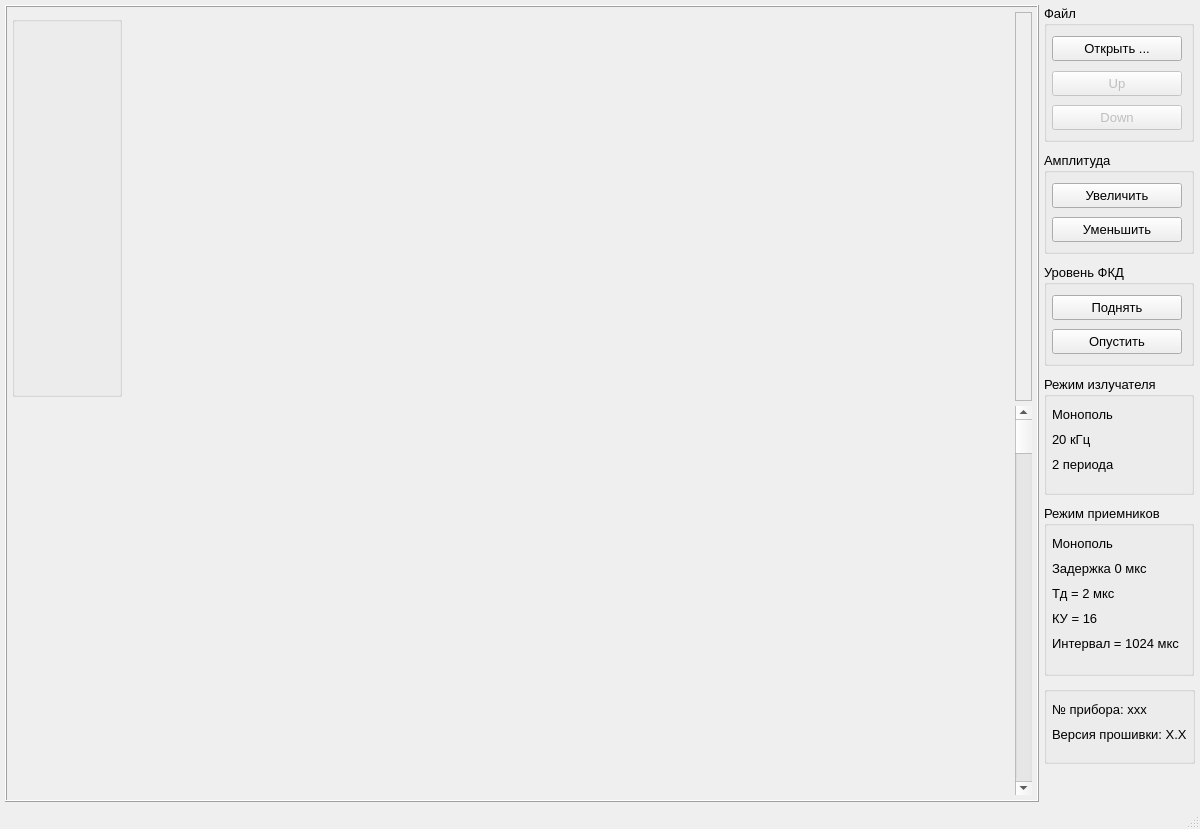
Before: the Qt Designer form mainwindow.ui in BatleCat/Qt_akp_view, drawn with Qt 5.
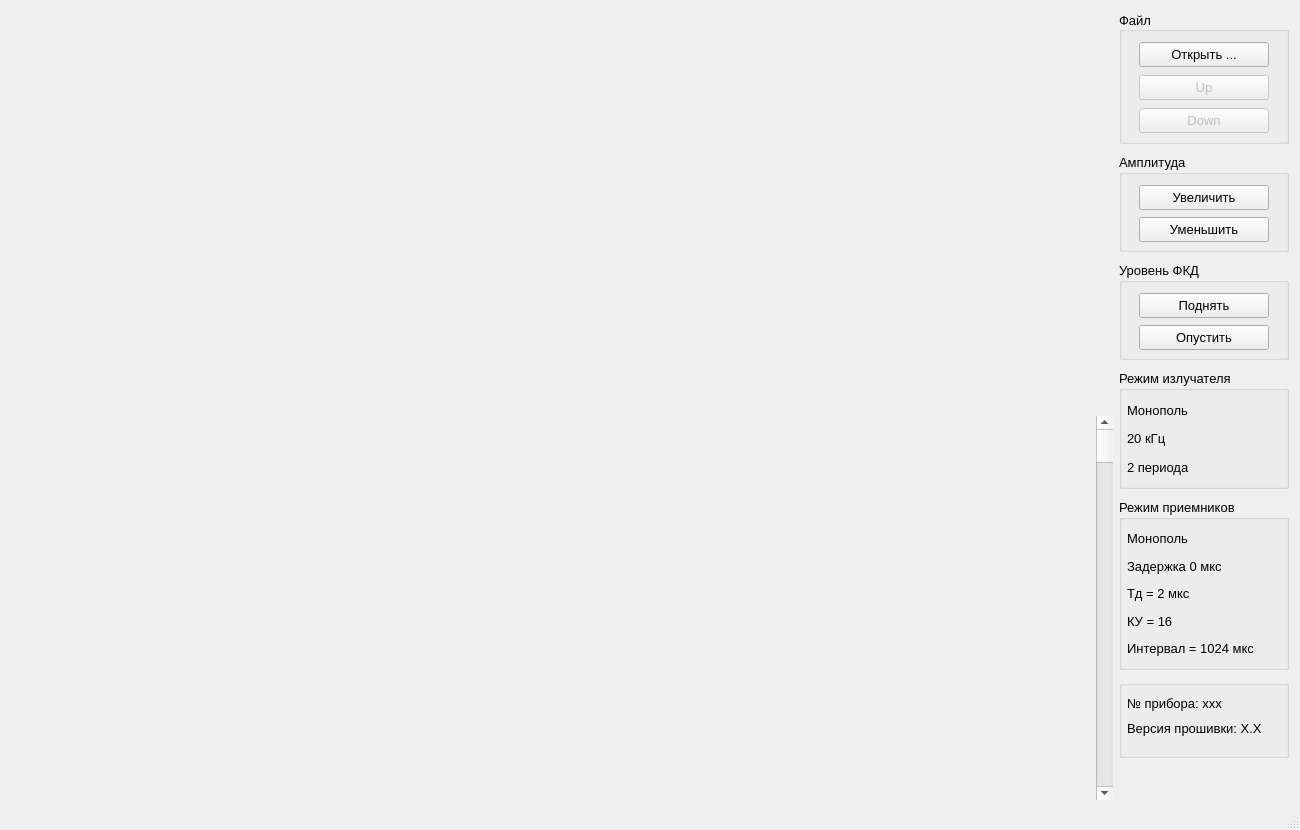
After: the same form once the commit is applied. Icons and pictures are not drawn.

Patch:
```diff
--- a/mainwindow.ui
+++ b/mainwindow.ui
@@ -6,8 +6,8 @@
    <rect>
     <x>0</x>
     <y>0</y>
-    <width>1200</width>
-    <height>829</height>
+    <width>1300</width>
+    <height>830</height>
    </rect>
   </property>
   <property name="sizePolicy">
@@ -19,7 +19,7 @@
   <property name="minimumSize">
    <size>
     <width>1200</width>
-    <height>800</height>
+    <height>829</height>
    </size>
   </property>
   <property name="font">
@@ -34,23 +34,26 @@
    <iconset resource="app_resources.qrc">
     <normaloff>:/icons/images/TNG.ico</normaloff>:/icons/images/TNG.ico</iconset>
   </property>
+  <property name="layoutDirection">
+   <enum>Qt::LayoutDirection::LeftToRight</enum>
+  </property>
+  <property name="animated">
+   <bool>false</bool>
+  </property>
   <widget class="QWidget" name="centralWidget">
-   <layout class="QHBoxLayout" name="horizontalLayout_2">
-    <property name="spacing">
-     <number>5</number>
-    </property>
-    <property name="leftMargin">
-     <number>5</number>
-    </property>
-    <property name="topMargin">
-     <number>5</number>
-    </property>
-    <property name="rightMargin">
-     <number>5</number>
-    </property>
-    <property name="bottomMargin">
-     <number>5</number>
-    </property>
+   <property name="sizePolicy">
+    <sizepolicy hsizetype="Expanding" vsizetype="Expanding">
+     <horstretch>0</horstretch>
+     <verstretch>0</verstretch>
+    </sizepolicy>
+   </property>
+   <property name="minimumSize">
+    <size>
+     <width>1200</width>
+     <height>807</height>
+    </size>
+   </property>
+   <layout class="QHBoxLayout" name="horizontalLayout">
     <item>
      <widget class="QFrame" name="frame">
       <property name="sizePolicy">
@@ -61,48 +64,33 @@
       </property>
       <property name="minimumSize">
        <size>
-        <width>0</width>
-        <height>385</height>
+        <width>1004</width>
+        <height>789</height>
        </size>
       </property>
-      <property name="maximumSize">
-       <size>
-        <width>16777215</width>
-        <height>16777215</height>
-       </size>
-      </property>
-      <property name="frameShape">
-       <enum>QFrame::Box</enum>
-      </property>
-      <property name="frameShadow">
-       <enum>QFrame::Raised</enum>
-      </property>
-      <layout class="QVBoxLayout" name="verticalLayout_13">
+      <layout class="QHBoxLayout" name="horizontalLayout_2">
        <property name="spacing">
         <number>5</number>
        </property>
        <property name="leftMargin">
-        <number>5</number>
+        <number>0</number>
        </property>
        <property name="topMargin">
-        <number>5</number>
+        <number>0</number>
        </property>
        <property name="rightMargin">
-        <number>5</number>
+        <number>0</number>
        </property>
        <property name="bottomMargin">
-        <number>5</number>
+        <number>0</number>
        </property>
        <item>
-        <layout class="QHBoxLayout" name="horizontalLayout_VK" stretch="0,0,0,0">
+        <layout class="QVBoxLayout" name="verticalLayout_6">
          <property name="spacing">
           <number>5</number>
          </property>
          <item>
-          <widget class="QGroupBox" name="groupBox">
-           <property name="enabled">
-            <bool>false</bool>
-           </property>
+          <widget class="QWidget" name="widget_align_dept" native="true">
            <property name="sizePolicy">
             <sizepolicy hsizetype="Fixed" vsizetype="Fixed">
              <horstretch>0</horstretch>
@@ -111,122 +99,18 @@
            </property>
            <property name="minimumSize">
             <size>
-             <width>110</width>
-             <height>381</height>
+             <width>95</width>
+             <height>400</height>
             </size>
            </property>
            <property name="maximumSize">
             <size>
-             <width>110</width>
-             <height>381</height>
+             <width>16777215</width>
+             <height>16777215</height>
             </size>
            </property>
-           <property name="font">
-            <font>
-             <pointsize>10</pointsize>
-             <weight>50</weight>
-             <italic>false</italic>
-             <bold>false</bold>
-             <kerning>true</kerning>
-            </font>
-           </property>
-           <property name="title">
-            <string/>
-           </property>
-           <property name="alignment">
-            <set>Qt::AlignCenter</set>
-           </property>
           </widget>
          </item>
-         <item>
-          <widget class="QWidget" name="widget_VK1" native="true">
-           <property name="sizePolicy">
-            <sizepolicy hsizetype="Expanding" vsizetype="Expanding">
-             <horstretch>0</horstretch>
-             <verstretch>0</verstretch>
-            </sizepolicy>
-           </property>
-           <property name="minimumSize">
-            <size>
-             <width>420</width>
-             <height>150</height>
-            </size>
-           </property>
-           <layout class="QHBoxLayout" name="horizontalLayout_VK1">
-            <property name="spacing">
-             <number>0</number>
-            </property>
-            <property name="leftMargin">
-             <number>0</number>
-            </property>
-            <property name="topMargin">
-             <number>0</number>
-            </property>
-            <property name="rightMargin">
-             <number>0</number>
-            </property>
-            <property name="bottomMargin">
-             <number>0</number>
-            </property>
-           </layout>
-          </widget>
-         </item>
-         <item>
-          <widget class="QWidget" name="widget_VK2" native="true">
-           <property name="sizePolicy">
-            <sizepolicy hsizetype="Expanding" vsizetype="Expanding">
-             <horstretch>0</horstretch>
-             <verstretch>0</verstretch>
-            </sizepolicy>
-           </property>
-           <property name="minimumSize">
-            <size>
-             <width>420</width>
-             <height>150</height>
-            </size>
-           </property>
-           <layout class="QHBoxLayout" name="horizontalLayout_VK2">
-            <property name="spacing">
-             <number>0</number>
-            </property>
-            <property name="leftMargin">
-             <number>0</number>
-            </property>
-            <property name="topMargin">
-             <number>0</number>
-            </property>
-            <property name="rightMargin">
-             <number>0</number>
-            </property>
-            <property name="bottomMargin">
-             <number>0</number>
-            </property>
-           </layout>
-          </widget>
-         </item>
-         <item>
-          <widget class="QFrame" name="frame_2">
-           <property name="minimumSize">
-            <size>
-             <width>17</width>
-             <height>0</height>
-            </size>
-           </property>
-           <property name="frameShape">
-            <enum>QFrame::StyledPanel</enum>
-           </property>
-           <property name="frameShadow">
-            <enum>QFrame::Raised</enum>
-           </property>
-          </widget>
-         </item>
-        </layout>
-       </item>
-       <item>
-        <layout class="QHBoxLayout" name="horizontalLayout_FKD">
-         <property name="spacing">
-          <number>5</number>
-         </property>
          <item>
           <widget class="QWidget" name="widget_dept" native="true">
            <property name="sizePolicy">
@@ -243,7 +127,7 @@
            </property>
            <property name="maximumSize">
             <size>
-             <width>95</width>
+             <width>16777215</width>
              <height>16777215</height>
             </size>
            </property>
@@ -266,10 +150,39 @@
            </layout>
           </widget>
          </item>
+        </layout>
+       </item>
+       <item>
+        <layout class="QVBoxLayout" name="verticalLayout_5">
+         <property name="spacing">
+          <number>5</number>
+         </property>
+         <item>
+          <widget class="QWidget" name="widget_align_ml" native="true">
+           <property name="sizePolicy">
+            <sizepolicy hsizetype="Fixed" vsizetype="Fixed">
+             <horstretch>0</horstretch>
+             <verstretch>0</verstretch>
+            </sizepolicy>
+           </property>
+           <property name="minimumSize">
+            <size>
+             <width>10</width>
+             <height>400</height>
+            </size>
+           </property>
+           <property name="maximumSize">
+            <size>
+             <width>16777215</width>
+             <height>16777215</height>
+            </size>
+           </property>
+          </widget>
+         </item>
          <item>
           <widget class="QWidget" name="widget_ml" native="true">
            <property name="sizePolicy">
-            <sizepolicy hsizetype="Expanding" vsizetype="Expanding">
+            <sizepolicy hsizetype="Fixed" vsizetype="Expanding">
              <horstretch>0</horstretch>
              <verstretch>0</verstretch>
             </sizepolicy>
@@ -305,7 +218,98 @@
            </layout>
           </widget>
          </item>
-         <item>
+        </layout>
+       </item>
+       <item>
+        <layout class="QGridLayout" name="gridLayout">
+         <property name="spacing">
+          <number>5</number>
+         </property>
+         <item row="0" column="0">
+          <widget class="QWidget" name="widget_VK1" native="true">
+           <property name="sizePolicy">
+            <sizepolicy hsizetype="Expanding" vsizetype="Fixed">
+             <horstretch>0</horstretch>
+             <verstretch>0</verstretch>
+            </sizepolicy>
+           </property>
+           <property name="minimumSize">
+            <size>
+             <width>420</width>
+             <height>400</height>
+            </size>
+           </property>
+           <property name="maximumSize">
+            <size>
+             <width>16777215</width>
+             <height>16777215</height>
+            </size>
+           </property>
+           <property name="mouseTracking">
+            <bool>false</bool>
+           </property>
+           <layout class="QHBoxLayout" name="horizontalLayout_VK1">
+            <property name="spacing">
+             <number>0</number>
+            </property>
+            <property name="leftMargin">
+             <number>0</number>
+            </property>
+            <property name="topMargin">
+             <number>0</number>
+            </property>
+            <property name="rightMargin">
+             <number>0</number>
+            </property>
+            <property name="bottomMargin">
+             <number>0</number>
+            </property>
+           </layout>
+          </widget>
+         </item>
+         <item row="0" column="1">
+          <widget class="QWidget" name="widget_VK2" native="true">
+           <property name="sizePolicy">
+            <sizepolicy hsizetype="Expanding" vsizetype="Fixed">
+             <horstretch>0</horstretch>
+             <verstretch>0</verstretch>
+            </sizepolicy>
+           </property>
+           <property name="minimumSize">
+            <size>
+             <width>420</width>
+             <height>400</height>
+            </size>
+           </property>
+           <property name="maximumSize">
+            <size>
+             <width>16777215</width>
+             <height>16777215</height>
+            </size>
+           </property>
+           <property name="mouseTracking">
+            <bool>false</bool>
+           </property>
+           <layout class="QHBoxLayout" name="horizontalLayout_VK2">
+            <property name="spacing">
+             <number>0</number>
+            </property>
+            <property name="leftMargin">
+             <number>0</number>
+            </property>
+            <property name="topMargin">
+             <number>0</number>
+            </property>
+            <property name="rightMargin">
+             <number>0</number>
+            </property>
+            <property name="bottomMargin">
+             <number>0</number>
+            </property>
+           </layout>
+          </widget>
+         </item>
+         <item row="1" column="0">
           <widget class="QWidget" name="widget_VK1_FKD" native="true">
            <property name="sizePolicy">
             <sizepolicy hsizetype="Expanding" vsizetype="Expanding">
@@ -323,6 +327,9 @@
             <property name="spacing">
              <number>0</number>
             </property>
+            <property name="sizeConstraint">
+             <enum>QLayout::SizeConstraint::SetMaximumSize</enum>
+            </property>
             <property name="leftMargin">
              <number>0</number>
             </property>
@@ -338,7 +345,7 @@
            </layout>
           </widget>
          </item>
-         <item>
+         <item row="1" column="1">
           <widget class="QWidget" name="widget_VK2_FKD" native="true">
            <property name="sizePolicy">
             <sizepolicy hsizetype="Expanding" vsizetype="Expanding">
@@ -356,6 +363,9 @@
             <property name="spacing">
              <number>0</number>
             </property>
+            <property name="sizeConstraint">
+             <enum>QLayout::SizeConstraint::SetMaximumSize</enum>
+            </property>
             <property name="leftMargin">
              <number>0</number>
             </property>
@@ -369,14 +379,55 @@
              <number>0</number>
             </property>
            </layout>
+          </widget>
+         </item>
+        </layout>
+       </item>
+       <item>
+        <layout class="QVBoxLayout" name="verticalLayout">
+         <property name="spacing">
+          <number>5</number>
+         </property>
+         <item>
+          <widget class="QWidget" name="widget_align_scrollBar" native="true">
+           <property name="sizePolicy">
+            <sizepolicy hsizetype="Fixed" vsizetype="Fixed">
+             <horstretch>0</horstretch>
+             <verstretch>0</verstretch>
+            </sizepolicy>
+           </property>
+           <property name="minimumSize">
+            <size>
+             <width>17</width>
+             <height>400</height>
+            </size>
+           </property>
+           <property name="maximumSize">
+            <size>
+             <width>16777215</width>
+             <height>16777215</height>
+            </size>
+           </property>
           </widget>
          </item>
          <item>
           <widget class="QScrollBar" name="verticalScrollBar">
+           <property name="sizePolicy">
+            <sizepolicy hsizetype="Fixed" vsizetype="Expanding">
+             <horstretch>0</horstretch>
+             <verstretch>0</verstretch>
+            </sizepolicy>
+           </property>
            <property name="minimumSize">
             <size>
              <width>17</width>
-             <height>0</height>
+             <height>150</height>
+            </size>
+           </property>
+           <property name="maximumSize">
+            <size>
+             <width>16777215</width>
+             <height>16777215</height>
             </size>
            </property>
            <property name="orientation">
@@ -390,10 +441,13 @@
      </widget>
     </item>
     <item>
-     <layout class="QVBoxLayout" name="verticalLayout_7">
+     <layout class="QVBoxLayout" name="verticalLayout_ctl_view">
       <property name="spacing">
        <number>10</number>
       </property>
+      <property name="sizeConstraint">
+       <enum>QLayout::SizeConstraint::SetDefaultConstraint</enum>
+      </property>
       <item>
        <widget class="QGroupBox" name="groupBox_tool">
         <property name="sizePolicy">
@@ -404,17 +458,29 @@
         </property>
         <property name="minimumSize">
          <size>
-          <width>150</width>
+          <width>170</width>
+          <height>133</height>
+         </size>
+        </property>
+        <property name="maximumSize">
+         <size>
+          <width>170</width>
           <height>133</height>
          </size>
         </property>
         <property name="title">
          <string>Файл</string>
         </property>
+        <property name="alignment">
+         <set>Qt::AlignmentFlag::AlignLeading|Qt::AlignmentFlag::AlignLeft|Qt::AlignmentFlag::AlignVCenter</set>
+        </property>
         <layout class="QVBoxLayout" name="verticalLayout_8">
          <property name="spacing">
           <number>10</number>
          </property>
+         <property name="sizeConstraint">
+          <enum>QLayout::SizeConstraint::SetDefaultConstraint</enum>
+         </property>
          <property name="leftMargin">
           <number>5</number>
          </property>
@@ -427,7 +493,7 @@
          <property name="bottomMargin">
           <number>10</number>
          </property>
-         <item>
+         <item alignment="Qt::AlignmentFlag::AlignHCenter">
           <widget class="QPushButton" name="pushButton_FileOpen">
            <property name="sizePolicy">
             <sizepolicy hsizetype="Fixed" vsizetype="Fixed">
@@ -443,7 +509,7 @@
            </property>
            <property name="maximumSize">
             <size>
-             <width>16777215</width>
+             <width>130</width>
              <height>25</height>
             </size>
            </property>
@@ -452,7 +518,7 @@
            </property>
           </widget>
          </item>
-         <item>
+         <item alignment="Qt::AlignmentFlag::AlignHCenter">
           <widget class="QPushButton" name="pushButton_Up">
            <property name="enabled">
             <bool>false</bool>
@@ -469,12 +535,18 @@
              <height>25</height>
             </size>
            </property>
+           <property name="maximumSize">
+            <size>
+             <width>130</width>
+             <height>25</height>
+            </size>
+           </property>
            <property name="text">
             <string>Up</string>
            </property>
           </widget>
          </item>
-         <item>
+         <item alignment="Qt::AlignmentFlag::AlignHCenter">
           <widget class="QPushButton" name="pushButton_Down">
            <property name="enabled">
             <bool>false</bool>
@@ -491,6 +563,12 @@
              <height>25</height>
             </size>
            </property>
+           <property name="maximumSize">
+            <size>
+             <width>130</width>
+             <height>25</height>
+            </size>
+           </property>
            <property name="text">
             <string>Down</string>
            </property>
@@ -509,7 +587,13 @@
         </property>
         <property name="minimumSize">
          <size>
-          <width>150</width>
+          <width>170</width>
+          <height>98</height>
+         </size>
+        </property>
+        <property name="maximumSize">
+         <size>
+          <width>170</width>
           <height>98</height>
          </size>
         </property>
@@ -520,6 +604,9 @@
          <property name="spacing">
           <number>10</number>
          </property>
+         <property name="sizeConstraint">
+          <enum>QLayout::SizeConstraint::SetDefaultConstraint</enum>
+         </property>
          <property name="leftMargin">
           <number>5</number>
          </property>
@@ -532,7 +619,7 @@
          <property name="bottomMargin">
           <number>10</number>
          </property>
-         <item>
+         <item alignment="Qt::AlignmentFlag::AlignHCenter">
           <widget class="QPushButton" name="pushButton_incAmpl">
            <property name="sizePolicy">
             <sizepolicy hsizetype="Fixed" vsizetype="Fixed">
@@ -546,12 +633,18 @@
              <height>25</height>
             </size>
            </property>
+           <property name="maximumSize">
+            <size>
+             <width>130</width>
+             <height>25</height>
+            </size>
+           </property>
            <property name="text">
             <string>Увеличить</string>
            </property>
           </widget>
          </item>
-         <item>
+         <item alignment="Qt::AlignmentFlag::AlignHCenter">
           <widget class="QPushButton" name="pushButton_decAmpl">
            <property name="sizePolicy">
             <sizepolicy hsizetype="Fixed" vsizetype="Fixed">
@@ -565,6 +658,12 @@
              <height>25</height>
             </size>
            </property>
+           <property name="maximumSize">
+            <size>
+             <width>130</width>
+             <height>25</height>
+            </size>
+           </property>
            <property name="text">
             <string>Уменьшить</string>
            </property>
@@ -583,7 +682,13 @@
         </property>
         <property name="minimumSize">
          <size>
-          <width>150</width>
+          <width>170</width>
+          <height>98</height>
+         </size>
+        </property>
+        <property name="maximumSize">
+         <size>
+          <width>170</width>
           <height>98</height>
          </size>
         </property>
@@ -594,6 +699,9 @@
          <property name="spacing">
           <number>10</number>
          </property>
+         <property name="sizeConstraint">
+          <enum>QLayout::SizeConstraint::SetDefaultConstraint</enum>
+         </property>
          <property name="leftMargin">
           <number>5</number>
          </property>
@@ -606,7 +714,7 @@
          <property name="bottomMargin">
           <number>10</number>
          </property>
-         <item>
+         <item alignment="Qt::AlignmentFlag::AlignHCenter">
           <widget class="QPushButton" name="pushButton_upFKD">
            <property name="sizePolicy">
             <sizepolicy hsizetype="Fixed" vsizetype="Fixed">
@@ -620,12 +728,18 @@
              <height>25</height>
             </size>
            </property>
+           <property name="maximumSize">
+            <size>
+             <width>130</width>
+             <height>25</height>
+            </size>
+           </property>
            <property name="text">
             <string>Поднять</string>
            </property>
           </widget>
          </item>
-         <item>
+         <item alignment="Qt::AlignmentFlag::AlignHCenter">
           <widget class="QPushButton" name="pushButton_downFKD">
            <property name="sizePolicy">
             <sizepolicy hsizetype="Fixed" vsizetype="Fixed">
@@ -639,6 +753,12 @@
              <height>25</height>
             </size>
            </property>
+           <property name="maximumSize">
+            <size>
+             <width>130</width>
+             <height>25</height>
+            </size>
+           </property>
            <property name="text">
             <string>Опустить</string>
            </property>
@@ -657,7 +777,13 @@
         </property>
         <property name="minimumSize">
          <size>
-          <width>150</width>
+          <width>170</width>
+          <height>119</height>
+         </size>
+        </property>
+        <property name="maximumSize">
+         <size>
+          <width>170</width>
           <height>119</height>
          </size>
         </property>
@@ -668,6 +794,9 @@
          <property name="spacing">
           <number>10</number>
          </property>
+         <property name="sizeConstraint">
+          <enum>QLayout::SizeConstraint::SetDefaultConstraint</enum>
+         </property>
          <property name="leftMargin">
           <number>5</number>
          </property>
@@ -680,40 +809,45 @@
          <property name="bottomMargin">
           <number>10</number>
          </property>
-         <item>
+         <item alignment="Qt::AlignmentFlag::AlignLeft">
           <widget class="QLabel" name="label_IZLtype">
+           <property name="minimumSize">
+            <size>
+             <width>154</width>
+             <height>15</height>
+            </size>
+           </property>
            <property name="text">
             <string>Монополь</string>
            </property>
           </widget>
          </item>
-         <item>
+         <item alignment="Qt::AlignmentFlag::AlignLeft">
           <widget class="QLabel" name="label_IZLfreq">
+           <property name="minimumSize">
+            <size>
+             <width>154</width>
+             <height>15</height>
+            </size>
+           </property>
            <property name="text">
             <string>20 кГц</string>
            </property>
           </widget>
          </item>
-         <item>
+         <item alignment="Qt::AlignmentFlag::AlignLeft">
           <widget class="QLabel" name="label_IZLnum">
+           <property name="minimumSize">
+            <size>
+             <width>154</width>
+             <height>15</height>
+            </size>
+           </property>
            <property name="text">
             <string>2 периода</string>
            </property>
           </widget>
          </item>
-         <item>
-          <spacer name="verticalSpacer_2">
-           <property name="orientation">
-            <enum>Qt::Vertical</enum>
-           </property>
-           <property name="sizeHint" stdset="0">
-            <size>
-             <width>20</width>
-             <height>5</height>
-            </size>
-           </property>
-          </spacer>
-         </item>
         </layout>
         <zorder>label_IZLtype</zorder>
         <zorder>label_IZLnum</zorder>
@@ -731,7 +865,13 @@
         </property>
         <property name="minimumSize">
          <size>
-          <width>150</width>
+          <width>170</width>
+          <height>171</height>
+         </size>
+        </property>
+        <property name="maximumSize">
+         <size>
+          <width>170</width>
           <height>171</height>
          </size>
         </property>
@@ -742,6 +882,9 @@
          <property name="spacing">
           <number>10</number>
          </property>
+         <property name="sizeConstraint">
+          <enum>QLayout::SizeConstraint::SetDefaultConstraint</enum>
+         </property>
          <property name="leftMargin">
           <number>5</number>
          </property>
@@ -754,54 +897,71 @@
          <property name="bottomMargin">
           <number>10</number>
          </property>
-         <item>
+         <item alignment="Qt::AlignmentFlag::AlignLeft">
           <widget class="QLabel" name="label_RXtype">
+           <property name="minimumSize">
+            <size>
+             <width>154</width>
+             <height>16</height>
+            </size>
+           </property>
            <property name="text">
             <string>Монополь</string>
            </property>
           </widget>
          </item>
-         <item>
+         <item alignment="Qt::AlignmentFlag::AlignLeft">
           <widget class="QLabel" name="label_RXdelay">
+           <property name="minimumSize">
+            <size>
+             <width>154</width>
+             <height>15</height>
+            </size>
+           </property>
            <property name="text">
             <string>Задержка 0 мкс</string>
            </property>
           </widget>
          </item>
-         <item>
+         <item alignment="Qt::AlignmentFlag::AlignLeft">
           <widget class="QLabel" name="label_RXtd">
+           <property name="minimumSize">
+            <size>
+             <width>154</width>
+             <height>16</height>
+            </size>
+           </property>
            <property name="text">
             <string>Тд = 2 мкс</string>
            </property>
           </widget>
          </item>
-         <item>
+         <item alignment="Qt::AlignmentFlag::AlignLeft">
           <widget class="QLabel" name="label_RXku">
+           <property name="minimumSize">
+            <size>
+             <width>154</width>
+             <height>15</height>
+            </size>
+           </property>
            <property name="text">
             <string>КУ = 16</string>
            </property>
           </widget>
          </item>
-         <item>
+         <item alignment="Qt::AlignmentFlag::AlignLeft">
           <widget class="QLabel" name="label_TimeOfMeserment">
+           <property name="minimumSize">
+            <size>
+             <width>154</width>
+             <height>16</height>
+            </size>
+           </property>
            <property name="text">
             <string>Интервал = 1024 мкс</string>
            </property>
           </widget>
          </item>
-         <item>
-          <spacer name="verticalSpacer_3">
-           <property name="orientation">
-            <enum>Qt::Vertical</enum>
-           </property>
-           <property name="sizeHint" stdset="0">
-            <size>
-             <width>20</width>
-             <height>5</height>
-            </size>
-           </property>
-          </spacer>
-         </item>
         </layout>
         <zorder>label_RXtd</zorder>
         <zorder>label_RXku</zorder>
@@ -821,7 +981,13 @@
         </property>
         <property name="minimumSize">
          <size>
-          <width>150</width>
+          <width>170</width>
+          <height>78</height>
+         </size>
+        </property>
+        <property name="maximumSize">
+         <size>
+          <width>170</width>
           <height>78</height>
          </size>
         </property>
@@ -832,6 +998,9 @@
          <property name="spacing">
           <number>10</number>
          </property>
+         <property name="sizeConstraint">
+          <enum>QLayout::SizeConstraint::SetDefaultConstraint</enum>
+         </property>
          <property name="leftMargin">
           <number>5</number>
          </property>
@@ -844,7 +1013,7 @@
          <property name="bottomMargin">
           <number>10</number>
          </property>
-         <item>
+         <item alignment="Qt::AlignmentFlag::AlignLeft">
           <widget class="QLabel" name="label_ToolNo">
            <property name="sizePolicy">
             <sizepolicy hsizetype="Preferred" vsizetype="Preferred">
@@ -852,13 +1021,25 @@
              <verstretch>0</verstretch>
             </sizepolicy>
            </property>
+           <property name="minimumSize">
+            <size>
+             <width>154</width>
+             <height>15</height>
+            </size>
+           </property>
            <property name="text">
             <string>№ прибора: ххх</string>
            </property>
           </widget>
          </item>
-         <item>
+         <item alignment="Qt::AlignmentFlag::AlignLeft">
           <widget class="QLabel" name="label_SoftVer">
+           <property name="minimumSize">
+            <size>
+             <width>154</width>
+             <height>14</height>
+            </size>
+           </property>
            <property name="text">
             <string>Версия прошивки: Х.Х</string>
            </property>
@@ -898,6 +1079,12 @@
    </layout>
   </widget>
   <widget class="QStatusBar" name="statusBar">
+   <property name="sizePolicy">
+    <sizepolicy hsizetype="Expanding" vsizetype="Preferred">
+     <horstretch>0</horstretch>
+     <verstretch>0</verstretch>
+    </sizepolicy>
+   </property>
    <property name="statusTip">
     <string/>
    </property>
```
Left out of the diff: 14 changed lines with no effect on the pictures.
